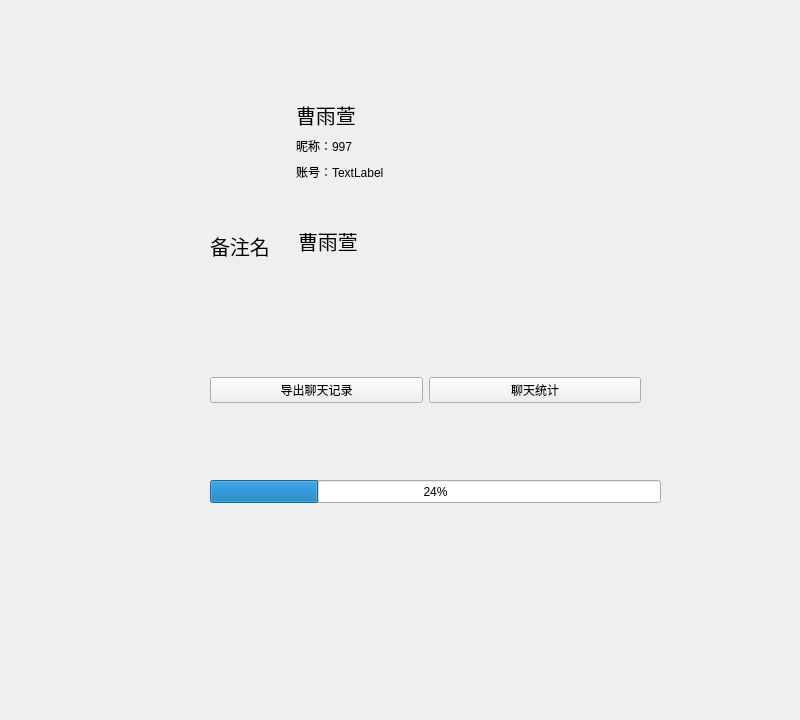
Old version of the form app/Ui/contact/userinfo/userinfoUi.ui in the repository LC044/WeChatMsg.
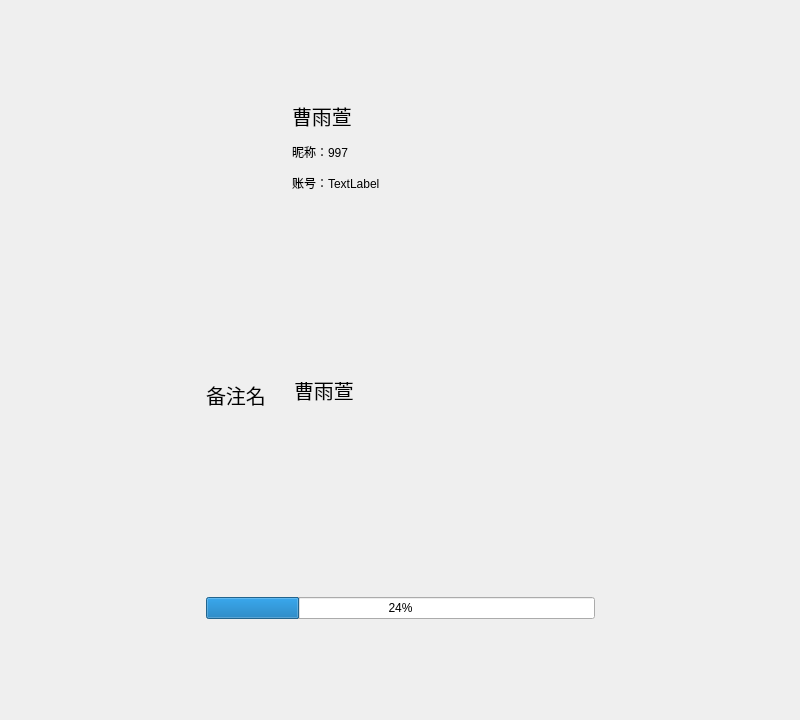
New version of the form. Icons and pictures are not drawn.

```diff
--- a/app/Ui/contact/userinfo/userinfoUi.ui
+++ b/app/Ui/contact/userinfo/userinfoUi.ui
@@ -22,16 +22,42 @@
   <property name="windowTitle">
    <string>Frame</string>
   </property>
-  <widget class="QWidget" name="layoutWidget">
-   <property name="geometry">
-    <rect>
-     <x>210</x>
-     <y>100</y>
-     <width>429</width>
-     <height>82</height>
-    </rect>
-   </property>
-   <layout class="QGridLayout" name="gridLayout">
+        <layout class="QHBoxLayout" name="horizontalLayout_3">
+            <item>
+                <layout class="QHBoxLayout" name="horizontalLayout_2" stretch="1,2,1">
+                    <item>
+                        <spacer name="horizontalSpacer">
+                            <property name="orientation">
+                                <enum>Qt::Horizontal</enum>
+                            </property>
+                            <property name="sizeHint" stdset="0">
+                                <size>
+                                    <width>40</width>
+                                    <height>20</height>
+                                </size>
+                            </property>
+                        </spacer>
+                    </item>
+                    <item>
+                        <layout class="QVBoxLayout" name="verticalLayout" stretch="2,3,4,1,4,1,2">
+                            <item>
+                                <spacer name="verticalSpacer">
+                                    <property name="orientation">
+                                        <enum>Qt::Vertical</enum>
+                                    </property>
+                                    <property name="sizeHint" stdset="0">
+                                        <size>
+                                            <width>20</width>
+                                            <height>40</height>
+                                        </size>
+                                    </property>
+                                </spacer>
+                            </item>
+                            <item>
+                                <layout class="QGridLayout" name="gridLayout" rowstretch="1,1,1">
+                                    <property name="horizontalSpacing">
+                                        <number>6</number>
+                                    </property>
     <item row="0" column="0" rowspan="3">
      <widget class="QLabel" name="l_avatar">
       <property name="minimumSize">
@@ -59,6 +85,18 @@
     </item>
     <item row="0" column="1">
      <widget class="QLabel" name="l_remark">
+                                            <property name="minimumSize">
+                                                <size>
+                                                    <width>0</width>
+                                                    <height>30</height>
+                                                </size>
+                                            </property>
+                                            <property name="maximumSize">
+                                                <size>
+                                                    <width>16777215</width>
+                                                    <height>30</height>
+                                                </size>
+                                            </property>
       <property name="font">
        <font>
         <pointsize>15</pointsize>
@@ -71,6 +109,18 @@
     </item>
     <item row="1" column="1">
      <widget class="QLabel" name="l_nickname">
+                                            <property name="minimumSize">
+                                                <size>
+                                                    <width>0</width>
+                                                    <height>30</height>
+                                                </size>
+                                            </property>
+                                            <property name="maximumSize">
+                                                <size>
+                                                    <width>16777215</width>
+                                                    <height>30</height>
+                                                </size>
+                                            </property>
       <property name="text">
        <string>昵称：997</string>
       </property>
@@ -78,22 +128,39 @@
     </item>
     <item row="2" column="1">
      <widget class="QLabel" name="l_username">
+                                            <property name="minimumSize">
+                                                <size>
+                                                    <width>0</width>
+                                                    <height>20</height>
+                                                </size>
+                                            </property>
+                                            <property name="maximumSize">
+                                                <size>
+                                                    <width>16777215</width>
+                                                    <height>20</height>
+                                                </size>
+                                            </property>
       <property name="text">
        <string>账号：TextLabel</string>
       </property>
      </widget>
     </item>
    </layout>
-  </widget>
-  <widget class="QWidget" name="horizontalLayoutWidget">
-   <property name="geometry">
-    <rect>
-     <x>210</x>
-     <y>210</y>
-     <width>429</width>
-     <height>71</height>
-    </rect>
-   </property>
+                            </item>
+                            <item>
+                                <spacer name="verticalSpacer_2">
+                                    <property name="orientation">
+                                        <enum>Qt::Vertical</enum>
+                                    </property>
+                                    <property name="sizeHint" stdset="0">
+                                        <size>
+                                            <width>20</width>
+                                            <height>40</height>
+                                        </size>
+                                    </property>
+                                </spacer>
+                            </item>
+                            <item>
    <layout class="QHBoxLayout" name="horizontalLayout">
     <item>
      <widget class="QLabel" name="label">
@@ -153,46 +220,58 @@
      </widget>
     </item>
    </layout>
-  </widget>
-  <widget class="QWidget" name="horizontalLayoutWidget_2">
-   <property name="geometry">
-    <rect>
-     <x>210</x>
-     <y>350</y>
-     <width>431</width>
-     <height>80</height>
-    </rect>
-   </property>
-   <layout class="QHBoxLayout" name="horizontalLayout_2">
-    <item>
-     <widget class="QPushButton" name="btn_outbut">
-      <property name="text">
-       <string>导出聊天记录</string>
-      </property>
-     </widget>
     </item>
     <item>
-     <widget class="QPushButton" name="btn_analysis">
-      <property name="text">
-       <string>聊天统计</string>
-      </property>
-     </widget>
-    </item>
-   </layout>
-  </widget>
+                                <spacer name="verticalSpacer_3">
+                                    <property name="orientation">
+                                        <enum>Qt::Vertical</enum>
+                                    </property>
+                                    <property name="sizeHint" stdset="0">
+                                        <size>
+                                            <width>20</width>
+                                            <height>40</height>
+                                        </size>
+                                    </property>
+                                </spacer>
+                            </item>
+                            <item>
   <widget class="QProgressBar" name="progressBar">
-   <property name="geometry">
-    <rect>
-     <x>210</x>
-     <y>480</y>
-     <width>451</width>
-     <height>23</height>
-    </rect>
-   </property>
    <property name="value">
     <number>24</number>
    </property>
   </widget>
+                            </item>
+                            <item>
+                                <spacer name="verticalSpacer_4">
+                                    <property name="orientation">
+                                        <enum>Qt::Vertical</enum>
+                                    </property>
+                                    <property name="sizeHint" stdset="0">
+                                        <size>
+                                            <width>20</width>
+                                            <height>40</height>
+                                        </size>
+                                    </property>
+                                </spacer>
+                            </item>
+                        </layout>
+                    </item>
+                    <item>
+                        <spacer name="horizontalSpacer_2">
+                            <property name="orientation">
+                                <enum>Qt::Horizontal</enum>
+                            </property>
+                            <property name="sizeHint" stdset="0">
+                                <size>
+                                    <width>40</width>
+                                    <height>20</height>
+                                </size>
+                            </property>
+                        </spacer>
+                    </item>
+                </layout>
+            </item>
+        </layout>
  </widget>
  <resources/>
  <connections/>
```
Left out of the diff: 4 changed lines with no effect on the pictures. Lines whose indentation alone changed are shown as unchanged.
